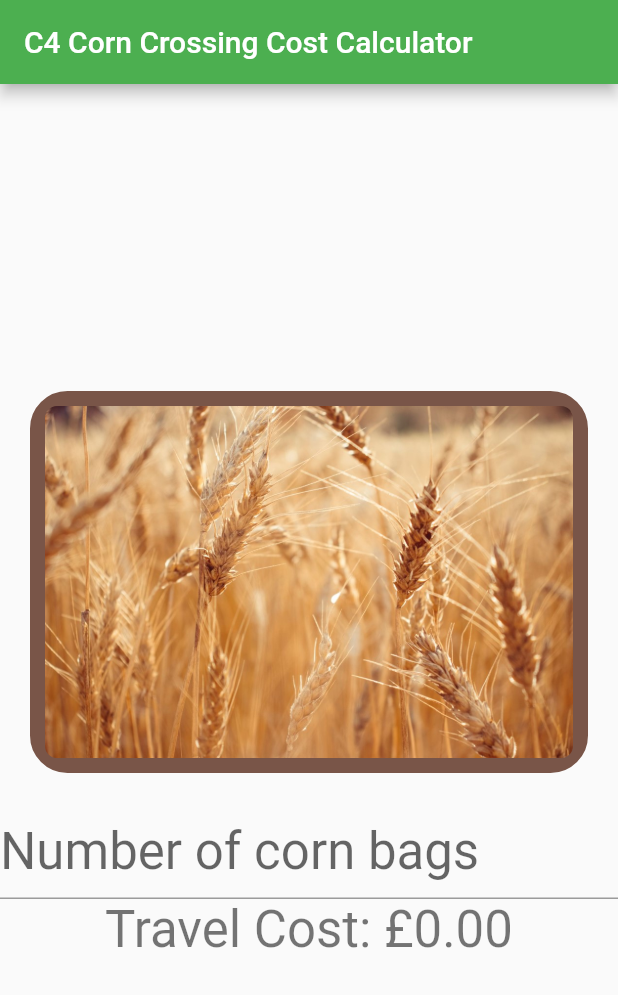
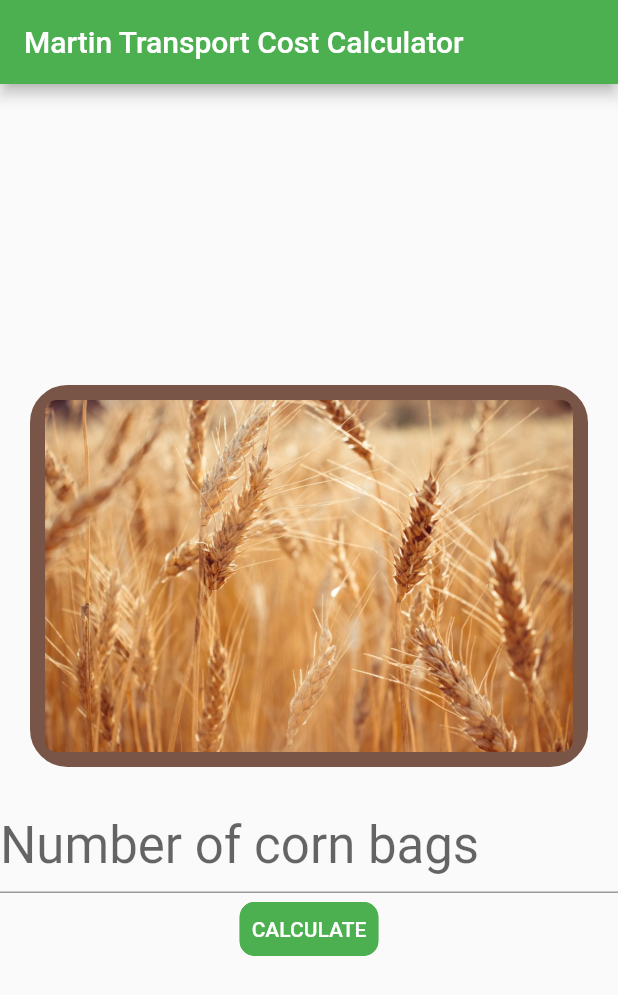
Before and after one commit to AdamProbert/MadeTech-FarmerCornBoatCalculator, a Flutter app: the screen it shows after launch, on a phone screen of 412 x 824 dp. Shown: the top 995 px of the screen. Run offline on Flutter 3.47's test engine with Material 2 defaults, Android fonts, the phone set to English and light mode, and no system bars.

Commit message:
Restored the button

```diff
--- a/lib/main.dart
+++ b/lib/main.dart
@@ -29,7 +29,7 @@ class MyApp extends StatelessWidget {
         // closer together (more dense) than on mobile platforms.
         visualDensity: VisualDensity.adaptivePlatformDensity,
       ),
-      home: MyHomePage(title: 'C4 Corn Crossing Cost Calculator'),
+      home: MyHomePage(title: 'Martin Transport Cost Calculator'),
     );
   }
 }
@@ -68,15 +68,15 @@ class _MyHomePageState extends State<MyHomePage> {
     _counter++;
   }
 
-  void _calculateTransportCost(numberOfBags) {
+  void _calculateTransportCost() {
     setState(() {});
 
-    if (numberOfBags == '') {
+    if (myController.text == '') {
       this._cost = 0;
       return;
     }
 
-    this._cost = (int.parse(numberOfBags) * 0.25) * 2;
+    this._cost = (int.parse(myController.text) * 0.25) * 2;
   }
 
   @override
@@ -134,24 +134,23 @@ class _MyHomePageState extends State<MyHomePage> {
               ),
               keyboardType: TextInputType.number,
               style: Theme.of(context).textTheme.headline4,
-              onChanged: _calculateTransportCost,
             ),
-            // FlatButton(
-            //   shape: RoundedRectangleBorder(
-            //       borderRadius: BorderRadius.circular(10.0),
-            //       side: BorderSide(color: Colors.green)),
-            //   color: Colors.green,
-            //   textColor: Colors.white,
-            //   padding: EdgeInsets.all(8.0),
-            //
-            //   child: Text(
-            //     "Calculate".toUpperCase(),
-            //     style: TextStyle(
-            //       fontSize: 14.0,
-            //     ),
-            //   ),
-            // ),
-            Text(
+            FlatButton(
+              shape: RoundedRectangleBorder(
+                  borderRadius: BorderRadius.circular(10.0),
+                  side: BorderSide(color: Colors.green)),
+              color: Colors.green,
+              textColor: Colors.white,
+              padding: EdgeInsets.all(8.0),
+              onPressed: _calculateTransportCost,
+              child: Text(
+                "Calculate".toUpperCase(),
+                style: TextStyle(
+                  fontSize: 14.0,
+                ),
+              ),
+            ),
+            if (this._cost > 0) Text(
               'Travel Cost: ${currencyFormatter.format(this._cost)}',
               style: Theme.of(context).textTheme.headline4,
             ),
```
Also changed, not shown: 3 other files.
